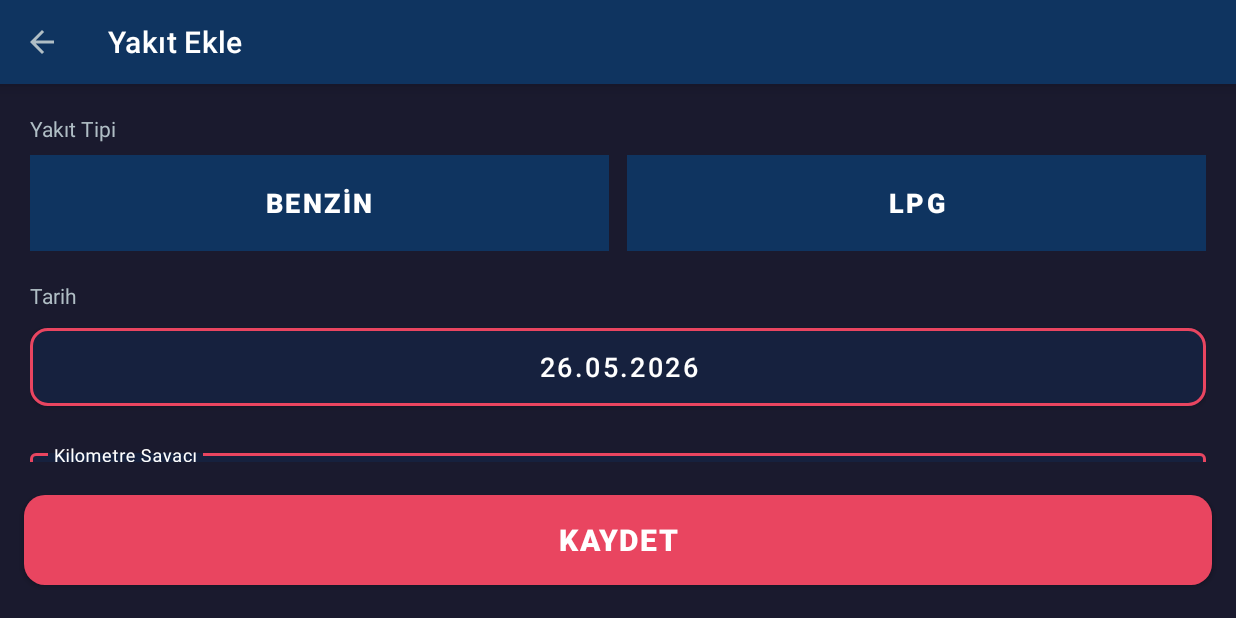
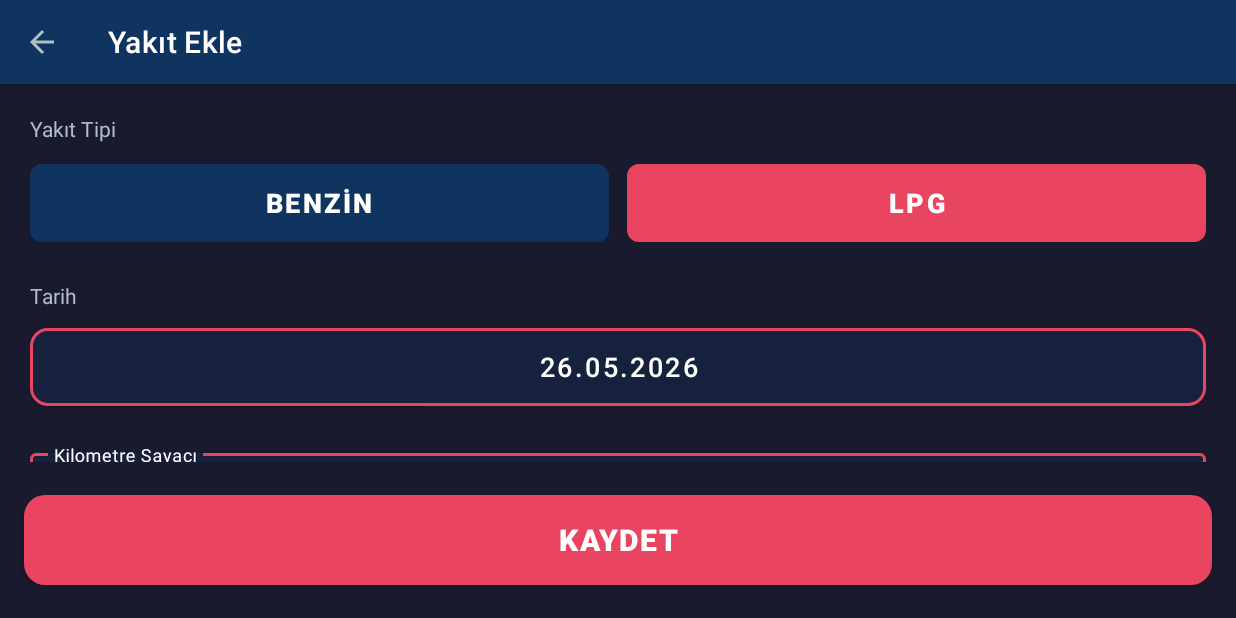
Before and after one commit to kayisyaparemin/Heart-Failure-Prediction-with-ML-, an Android app: the AddFuelActivity screen opened directly, with no data from a screen before it, after a tap on "LPG", on a phone screen of 824 x 412 dp (held sideways). Run offline under Robolectric (Android 15) with nearby library versions, the phone set to English and light mode, and no system bars; our stand-ins replace Room's generated code; 1 other tap on this screen came first.

Commit message:
WIP: yakıt tipi toggle fix, GPS tüketim ve rozet (kısmi)
- MaterialButton backgroundTintList ile toggle düzeltildi
- item_fuel_entry.xml yakıt tipi rozeti eklendi
- FuelDao / TripDao yeni query metodları eklendi
- AddFuelActivity GPS mesafe hesabı (devam ediyor)

https://claude.ai/code/session_01PedDDiEHJeCdYHAN3g2j19

```diff
--- a/navisun-fuel-tracker/app/src/main/java/com/navisun/fueltracker/AddFuelActivity.kt
+++ b/navisun-fuel-tracker/app/src/main/java/com/navisun/fueltracker/AddFuelActivity.kt
@@ -9,12 +9,17 @@ import android.widget.Toast
 import androidx.activity.viewModels
 import androidx.appcompat.app.AppCompatActivity
 import androidx.core.content.ContextCompat
+import androidx.lifecycle.lifecycleScope
+import com.navisun.fueltracker.data.FuelDatabase
 import com.navisun.fueltracker.data.FuelEntry
 import com.navisun.fueltracker.databinding.ActivityAddFuelBinding
 import com.navisun.fueltracker.viewmodel.FuelViewModel
 import java.text.SimpleDateFormat
 import java.util.Calendar
 import java.util.Locale
+import kotlinx.coroutines.Dispatchers
+import kotlinx.coroutines.launch
+import kotlinx.coroutines.withContext
 
 class AddFuelActivity : AppCompatActivity() {
 
@@ -25,6 +30,7 @@ class AddFuelActivity : AppCompatActivity() {
     private val dateFormat = SimpleDateFormat("dd.MM.yyyy", Locale("tr", "TR"))
 
     private var selectedFuelType = "BENZİN"
+    private var gpsDistanceKm: Double = 0.0
 
     override fun onCreate(savedInstanceState: Bundle?) {
         super.onCreate(savedInstanceState)
@@ -39,6 +45,7 @@ class AddFuelActivity : AppCompatActivity() {
 
         updateDateDisplay()
         updateFuelTypeUI()
+        loadGpsDistance()
     }
 
     private fun setupToolbar() {
@@ -55,6 +62,7 @@ class AddFuelActivity : AppCompatActivity() {
                 { _, year, month, dayOfMonth ->
                     calendar.set(year, month, dayOfMonth)
                     updateDateDisplay()
+                    loadGpsDistance()
                 },
                 calendar.get(Calendar.YEAR),
                 calendar.get(Calendar.MONTH),
@@ -71,13 +79,13 @@ class AddFuelActivity : AppCompatActivity() {
         binding.btnFuelBenzin.setOnClickListener {
             selectedFuelType = "BENZİN"
             updateFuelTypeUI()
-            calculateAndDisplayCost()
+            loadGpsDistance()
         }
 
         binding.btnFuelLpg.setOnClickListener {
             selectedFuelType = "LPG"
             updateFuelTypeUI()
-            calculateAndDisplayCost()
+            loadGpsDistance()
         }
     }
 
@@ -86,11 +94,35 @@ class AddFuelActivity : AppCompatActivity() {
         val cardColor = ContextCompat.getColor(this, R.color.bg_card)
 
         if (selectedFuelType == "BENZİN") {
-            binding.btnFuelBenzin.setBackgroundColor(accentColor)
-            binding.btnFuelLpg.setBackgroundColor(cardColor)
+            binding.btnFuelBenzin.backgroundTintList = android.content.res.ColorStateList.valueOf(accentColor)
+            binding.btnFuelLpg.backgroundTintList = android.content.res.ColorStateList.valueOf(cardColor)
         } else {
-            binding.btnFuelBenzin.setBackgroundColor(cardColor)
-            binding.btnFuelLpg.setBackgroundColor(accentColor)
+            binding.btnFuelBenzin.backgroundTintList = android.content.res.ColorStateList.valueOf(cardColor)
+            binding.btnFuelLpg.backgroundTintList = android.content.res.ColorStateList.valueOf(accentColor)
+        }
+    }
+
+    private fun loadGpsDistance() {
+        val currentDate = calendar.timeInMillis
+        val fuelType = selectedFuelType
+
+        lifecycleScope.launch {
+            val result = withContext(Dispatchers.IO) {
+                val db = FuelDatabase.getDatabase(this@AddFuelActivity)
+                val lastEntry = db.fuelDao().getLastEntryByType(fuelType)
+                val fromTime = lastEntry?.date ?: 0L
+                val trips = db.tripDao().getTripsBetween(fromTime, currentDate, fuelType)
+                trips.sumOf { it.distanceKm }
+            }
+
+            gpsDistanceKm = result
+            if (gpsDistanceKm > 0.5) {
+                binding.tvGpsDistance.text = String.format("%.1f km", gpsDistanceKm)
+                binding.cardGpsDistance.visibility = View.VISIBLE
+            } else {
+                binding.cardGpsDistance.visibility = View.GONE
+            }
+            calculateAndDisplayCost()
         }
     }
 
@@ -105,31 +137,26 @@ class AddFuelActivity : AppCompatActivity() {
 
         binding.etFuelAmount.addTextChangedListener(watcher)
         binding.etPricePerLiter.addTextChangedListener(watcher)
-        binding.etDistanceSinceLast.addTextChangedListener(watcher)
     }
 
     private fun calculateAndDisplayCost() {
         val fuelAmount = binding.etFuelAmount.text.toString().toDoubleOrNull()
         val pricePerLiter = binding.etPricePerLiter.text.toString().toDoubleOrNull()
-        val distanceSinceLast = binding.etDistanceSinceLast.text.toString().toDoubleOrNull()
 
-        // Show total cost card
         if (fuelAmount != null && pricePerLiter != null && fuelAmount > 0 && pricePerLiter > 0) {
             val totalCost = fuelAmount * pricePerLiter
             binding.tvCalculatedCost.text = String.format("%.2f ₺", totalCost)
             binding.cardCalculatedCost.visibility = View.VISIBLE
+
+            if (gpsDistanceKm > 0.5) {
+                val costPerKm = totalCost / gpsDistanceKm
+                binding.tvCostPerKm.text = String.format("%.2f ₺/km", costPerKm)
+                binding.cardCostPerKm.visibility = View.VISIBLE
+            } else {
+                binding.cardCostPerKm.visibility = View.GONE
+            }
         } else {
             binding.cardCalculatedCost.visibility = View.INVISIBLE
-        }
-
-        // Show TL/km card
-        if (fuelAmount != null && pricePerLiter != null && distanceSinceLast != null
-            && fuelAmount > 0 && pricePerLiter > 0 && distanceSinceLast > 0
-        ) {
-            val costPerKm = (pricePerLiter * fuelAmount) / distanceSinceLast
-            binding.tvCostPerKm.text = String.format("%.2f ₺/km", costPerKm)
-            binding.cardCostPerKm.visibility = View.VISIBLE
-        } else {
             binding.cardCostPerKm.visibility = View.GONE
         }
     }
--- a/navisun-fuel-tracker/app/src/main/java/com/navisun/fueltracker/data/FuelDao.kt
+++ b/navisun-fuel-tracker/app/src/main/java/com/navisun/fueltracker/data/FuelDao.kt
@@ -30,4 +30,7 @@ interface FuelDao {
 
     @Query("SELECT * FROM fuel_entries ORDER BY date ASC")
     suspend fun getAllEntriesSync(): List<FuelEntry>
+
+    @Query("SELECT * FROM fuel_entries WHERE fuelType = :fuelType ORDER BY date DESC LIMIT 1")
+    suspend fun getLastEntryByType(fuelType: String): FuelEntry?
 }
--- a/navisun-fuel-tracker/app/src/main/java/com/navisun/fueltracker/data/TripDao.kt
+++ b/navisun-fuel-tracker/app/src/main/java/com/navisun/fueltracker/data/TripDao.kt
@@ -21,4 +21,10 @@ interface TripDao {
 
     @Query("SELECT * FROM trips WHERE id = :tripId LIMIT 1")
     suspend fun getTripById(tripId: Long): TripEntry?
+
+    @Query("SELECT * FROM trips WHERE startTime >= :fromTime AND endTime <= :toTime AND fuelType = :fuelType")
+    suspend fun getTripsBetween(fromTime: Long, toTime: Long, fuelType: String): List<TripEntry>
+
+    @Query("SELECT * FROM trips ORDER BY startTime DESC")
+    suspend fun getAllTripsList(): List<TripEntry>
 }
--- a/navisun-fuel-tracker/app/src/main/res/layout/activity_add_fuel.xml
+++ b/navisun-fuel-tracker/app/src/main/res/layout/activity_add_fuel.xml
@@ -45,7 +45,7 @@
                 android:orientation="horizontal"
                 android:layout_marginBottom="20dp">
 
-                <Button
+                <com.google.android.material.button.MaterialButton
                     android:id="@+id/btn_fuel_benzin"
                     android:layout_width="0dp"
                     android:layout_height="match_parent"
@@ -55,10 +55,11 @@
                     android:textSize="18sp"
                     android:textStyle="bold"
                     android:textColor="@color/text_primary"
-                    android:background="@color/accent"
+                    app:backgroundTint="@color/accent"
+                    app:cornerRadius="8dp"
                     android:stateListAnimator="@null" />
 
-                <Button
+                <com.google.android.material.button.MaterialButton
                     android:id="@+id/btn_fuel_lpg"
                     android:layout_width="0dp"
                     android:layout_height="match_parent"
@@ -68,7 +69,8 @@
                     android:textSize="18sp"
                     android:textStyle="bold"
                     android:textColor="@color/text_primary"
-                    android:background="@color/bg_card"
+                    app:backgroundTint="@color/bg_card"
+                    app:cornerRadius="8dp"
                     android:stateListAnimator="@null" />
 
             </LinearLayout>
@@ -177,6 +179,7 @@
                 android:layout_height="wrap_content"
                 android:layout_marginBottom="16dp"
                 android:hint="@string/distance_since_last"
+                android:visibility="gone"
                 app:boxBackgroundColor="@color/bg_secondary"
                 app:boxBackgroundMode="outline"
                 app:boxStrokeColor="@color/accent"
@@ -194,6 +197,44 @@
                     android:imeOptions="actionNext" />
 
             </com.google.android.material.textfield.TextInputLayout>
+
+            <!-- GPS Mesafesi Kartı -->
+            <androidx.cardview.widget.CardView
+                android:id="@+id/card_gps_distance"
+                android:layout_width="match_parent"
+                android:layout_height="wrap_content"
+                android:layout_marginBottom="12dp"
+                android:visibility="gone"
+                app:cardBackgroundColor="#1a1a3a"
+                app:cardCornerRadius="12dp"
+                app:cardElevation="2dp">
+
+                <LinearLayout
+                    android:layout_width="match_parent"
+                    android:layout_height="wrap_content"
+                    android:orientation="horizontal"
+                    android:padding="16dp"
+                    android:gravity="center_vertical">
+
+                    <TextView
+                        android:layout_width="0dp"
+                        android:layout_height="wrap_content"
+                        android:layout_weight="1"
+                        android:text="GPS Mesafesi"
+                        android:textColor="@color/text_secondary"
+                        android:textSize="16sp" />
+
+                    <TextView
+                        android:id="@+id/tv_gps_distance"
+                        android:layout_width="wrap_content"
+                        android:layout_height="wrap_content"
+                        android:textColor="#64b5f6"
+                        android:textSize="20sp"
+                        android:textStyle="bold" />
+
+                </LinearLayout>
+
+            </androidx.cardview.widget.CardView>
 
             <!-- Otomatik hesaplanan tutar -->
             <androidx.cardview.widget.CardView
```
Also changed, not shown: navisun-fuel-tracker/app/src/main/java/com/navisun/fueltracker/adapter/FuelHistoryAdapter.kt (+31 -19 lines), navisun-fuel-tracker/app/src/main/res/layout/item_fuel_entry.xml (+12 -1 lines).
